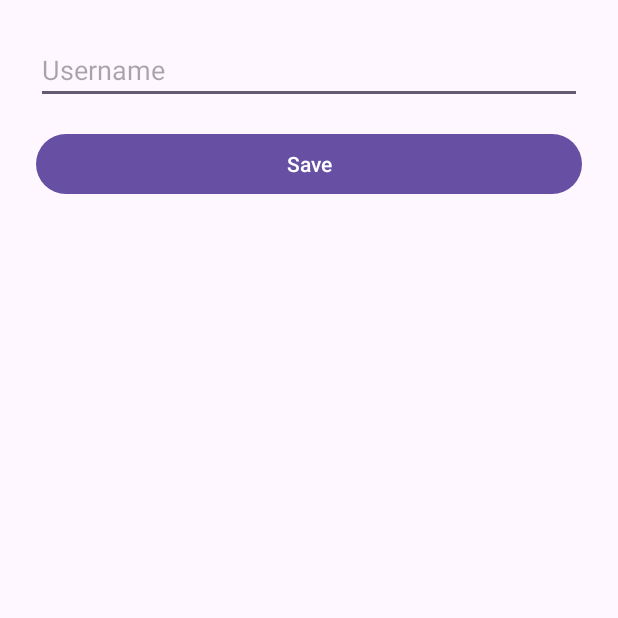
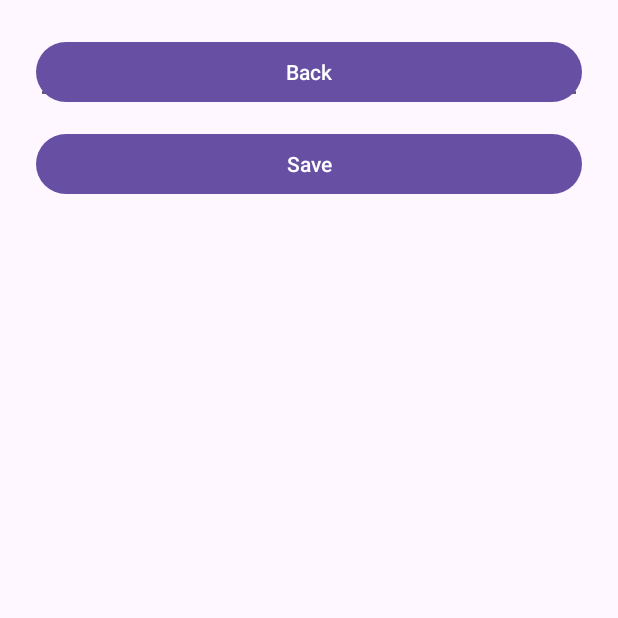
Before and after one commit to AminaNofal/StudentApp, an Android app built with Jetpack Compose: the EditUserActivity screen opened directly, with no data from a screen before it, on a phone screen of 412 x 824 dp, the top half of it. Run offline under Robolectric (Android 15) with nearby library versions, the light colour scheme and no system bars; our stand-ins replace Volley.

Commit message:
by Sahyoni

```diff
--- a/app/src/main/java/com/example/studentapp/EditUserActivity.java
+++ b/app/src/main/java/com/example/studentapp/EditUserActivity.java
@@ -27,6 +27,8 @@ public class EditUserActivity extends AppCompatActivity {
     protected void onCreate(Bundle savedInstanceState) {
         super.onCreate(savedInstanceState);
         setContentView(R.layout.edit_user);
+        Button btnBack = findViewById(R.id.btnBack);
+        btnBack.setOnClickListener(v -> finish());
 
         etUsername = findViewById(R.id.etUsername);
         btnSave = findViewById(R.id.btnSave);
--- a/app/src/main/java/com/example/studentapp/GradesListActivity.java
+++ b/app/src/main/java/com/example/studentapp/GradesListActivity.java
@@ -14,6 +14,7 @@ public class GradesListActivity extends AppCompatActivity {
     private RecyclerView recyclerView;
     private GradesAdapter adapter;
     private List<Grade> gradesList;
+    private DatabaseHelper dbHelper;
 
     @Override
     protected void onCreate(Bundle savedInstanceState) {
@@ -27,12 +28,13 @@ public class GradesListActivity extends AppCompatActivity {
         adapter = new GradesAdapter(gradesList);
         recyclerView.setAdapter(adapter);
 
+        dbHelper = new DatabaseHelper(this);
+
         loadGradesAsync();
     }
 
     private void loadGradesAsync() {
         new Thread(() -> {
-            DatabaseHelper dbHelper = new DatabaseHelper(this);
             List<Grade> grades = dbHelper.getAllGrades();
 
             runOnUiThread(() -> {
--- a/app/src/main/res/layout/edit_user.xml
+++ b/app/src/main/res/layout/edit_user.xml
@@ -24,4 +24,10 @@
         app:layout_constraintStart_toStartOf="parent"
         app:layout_constraintEnd_toEndOf="parent"
         android:layout_marginTop="16dp"/>
+    <Button
+        android:id="@+id/btnBack"
+        android:layout_width="match_parent"
+        android:layout_height="wrap_content"
+        android:text="Back"
+        android:layout_marginTop="16dp"/>
 </androidx.constraintlayout.widget.ConstraintLayout>
```
